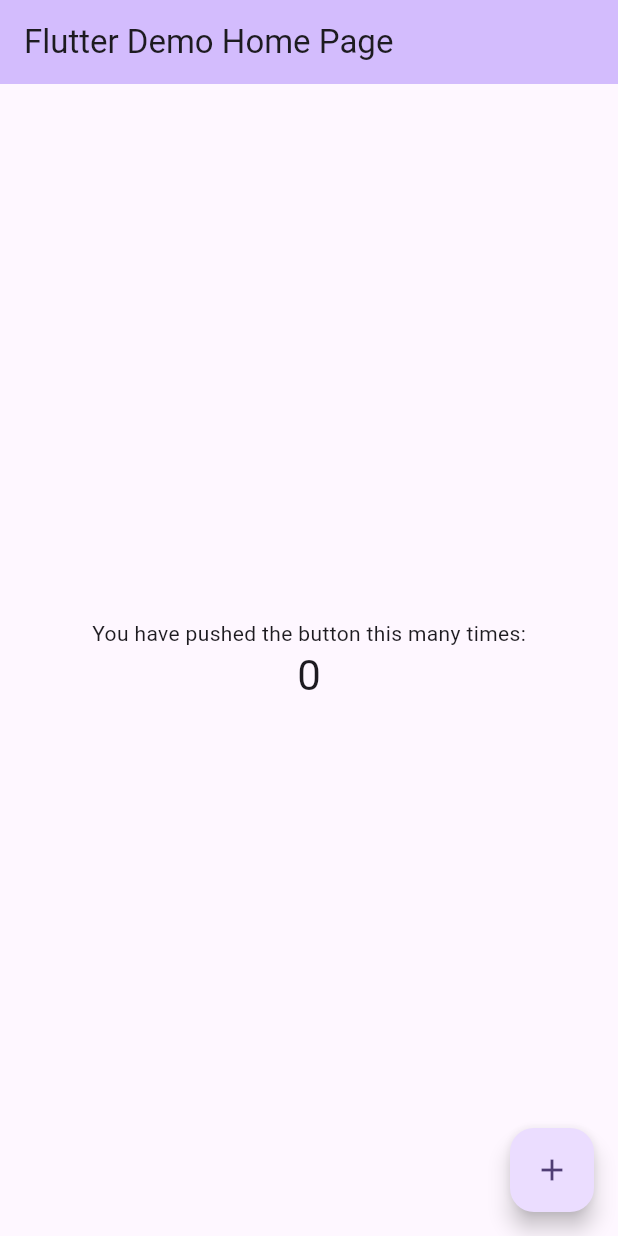
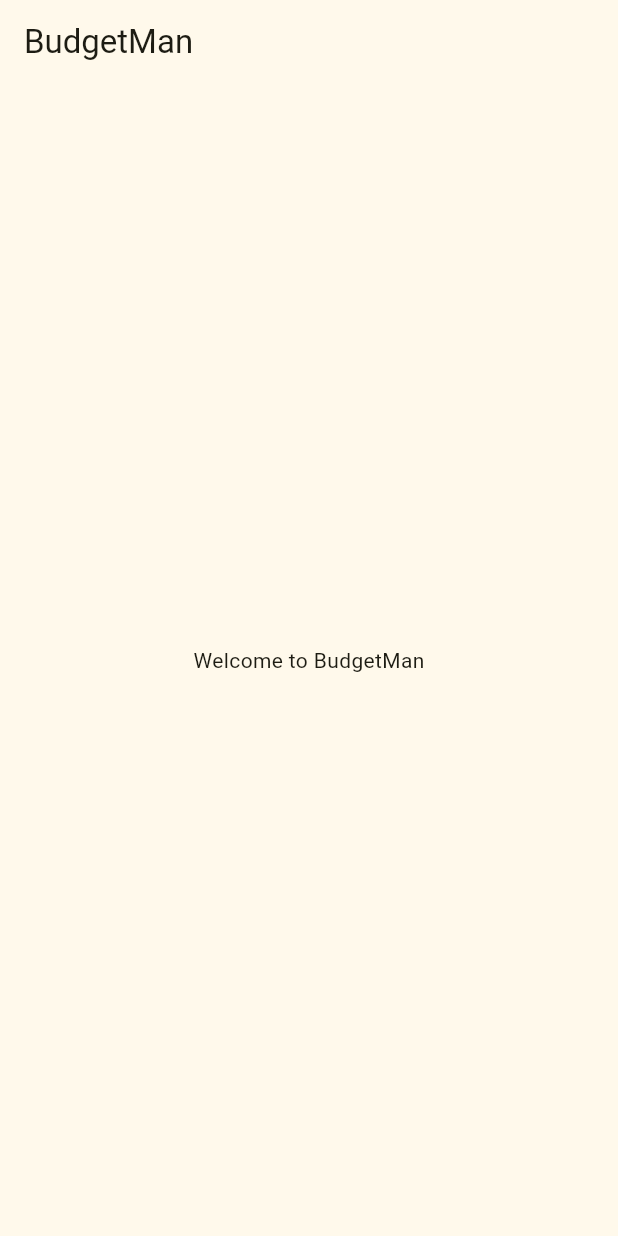
Before and after one commit to SkyJTx/budgetman, a Flutter app: the screen it shows after launch, on a phone screen of 412 x 824 dp. Run offline on Flutter 3.47's test engine with Material 3 defaults, Android fonts, the phone set to English and light mode, and no system bars.

Commit message:
Refactor main.dart to use BudgetManApp instead of MyApp

```diff
--- a/lib/main.dart
+++ b/lib/main.dart
@@ -1,125 +1,36 @@
 import 'package:flutter/material.dart';
 
 void main() {
-  runApp(const MyApp());
+  runApp(const BudgetManApp());
 }
 
-class MyApp extends StatelessWidget {
-  const MyApp({super.key});
+class BudgetManApp extends StatelessWidget {
+  const BudgetManApp({super.key});
 
-  // This widget is the root of your application.
   @override
   Widget build(BuildContext context) {
     return MaterialApp(
-      title: 'Flutter Demo',
-      theme: ThemeData(
-        // This is the theme of your application.
-        //
-        // TRY THIS: Try running your application with "flutter run". You'll see
-        // the application has a purple toolbar. Then, without quitting the app,
-        // try changing the seedColor in the colorScheme below to Colors.green
-        // and then invoke "hot reload" (save your changes or press the "hot
-        // reload" button in a Flutter-supported IDE, or press "r" if you used
-        // the command line to start the app).
-        //
-        // Notice that the counter didn't reset back to zero; the application
-        // state is not lost during the reload. To reset the state, use hot
-        // restart instead.
-        //
-        // This works for code too, not just values: Most code changes can be
-        // tested with just a hot reload.
-        colorScheme: ColorScheme.fromSeed(seedColor: Colors.deepPurple),
-        useMaterial3: true,
+      title: 'BudgetMan',
+      theme: ThemeData.from(
+        colorScheme: ColorScheme.fromSeed(
+          seedColor: Colors.yellow,
+          brightness: Brightness.light,
+        ),
       ),
-      home: const MyHomePage(title: 'Flutter Demo Home Page'),
+      darkTheme: ThemeData.from(
+        colorScheme: ColorScheme.fromSeed(
+          seedColor: Colors.yellow,
+          brightness: Brightness.dark,
+        ),
+      ),
+      home: Scaffold(
+        appBar: AppBar(
+          title: const Text('BudgetMan'),
+        ),
+        body: const Center(
+          child: Text('Welcome to BudgetMan'),
+        ),
+      ),
     );
   }
 }
-
-class MyHomePage extends StatefulWidget {
-  const MyHomePage({super.key, required this.title});
-
-  // This widget is the home page of your application. It is stateful, meaning
-  // that it has a State object (defined below) that contains fields that affect
-  // how it looks.
-
-  // This class is the configuration for the state. It holds the values (in this
-  // case the title) provided by the parent (in this case the App widget) and
-  // used by the build method of the State. Fields in a Widget subclass are
-  // always marked "final".
-
-  final String title;
-
-  @override
-  State<MyHomePage> createState() => _MyHomePageState();
-}
-
-class _MyHomePageState extends State<MyHomePage> {
-  int _counter = 0;
-
-  void _incrementCounter() {
-    setState(() {
-      // This call to setState tells the Flutter framework that something has
-      // changed in this State, which causes it to rerun the build method below
-      // so that the display can reflect the updated values. If we changed
-      // _counter without calling setState(), then the build method would not be
-      // called again, and so nothing would appear to happen.
-      _counter++;
-    });
-  }
-
-  @override
-  Widget build(BuildContext context) {
-    // This method is rerun every time setState is called, for instance as done
-    // by the _incrementCounter method above.
-    //
-    // The Flutter framework has been optimized to make rerunning build methods
-    // fast, so that you can just rebuild anything that needs updating rather
-    // than having to individually change instances of widgets.
-    return Scaffold(
-      appBar: AppBar(
-        // TRY THIS: Try changing the color here to a specific color (to
-        // Colors.amber, perhaps?) and trigger a hot reload to see the AppBar
-        // change color while the other colors stay the same.
-        backgroundColor: Theme.of(context).colorScheme.inversePrimary,
-        // Here we take the value from the MyHomePage object that was created by
-        // the App.build method, and use it to set our appbar title.
-        title: Text(widget.title),
-      ),
-      body: Center(
-        // Center is a layout widget. It takes a single child and positions it
-        // in the middle of the parent.
-        child: Column(
-          // Column is also a layout widget. It takes a list of children and
-          // arranges them vertically. By default, it sizes itself to fit its
-          // children horizontally, and tries to be as tall as its parent.
-          //
-          // Column has various properties to control how it sizes itself and
-          // how it positions its children. Here we use mainAxisAlignment to
-          // center the children vertically; the main axis here is the vertical
-          // axis because Columns are vertical (the cross axis would be
-          // horizontal).
-          //
-          // TRY THIS: Invoke "debug painting" (choose the "Toggle Debug Paint"
-          // action in the IDE, or press "p" in the console), to see the
-          // wireframe for each widget.
-          mainAxisAlignment: MainAxisAlignment.center,
-          children: <Widget>[
-            const Text(
-              'You have pushed the button this many times:',
-            ),
-            Text(
-              '$_counter',
-              style: Theme.of(context).textTheme.headlineMedium,
-            ),
-          ],
-        ),
-      ),
-      floatingActionButton: FloatingActionButton(
-        onPressed: _incrementCounter,
-        tooltip: 'Increment',
-        child: const Icon(Icons.add),
-      ), // This trailing comma makes auto-formatting nicer for build methods.
-    );
-  }
-}
```
